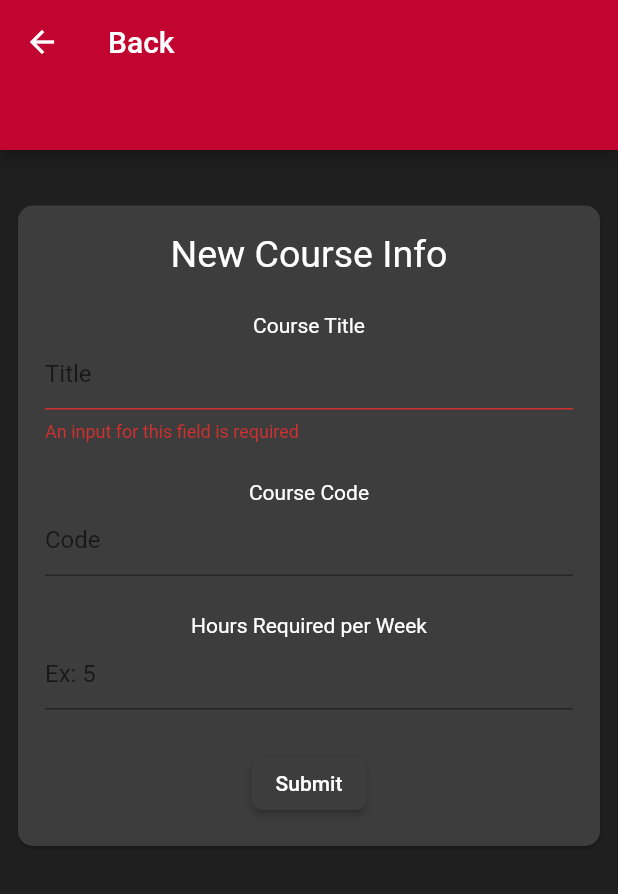
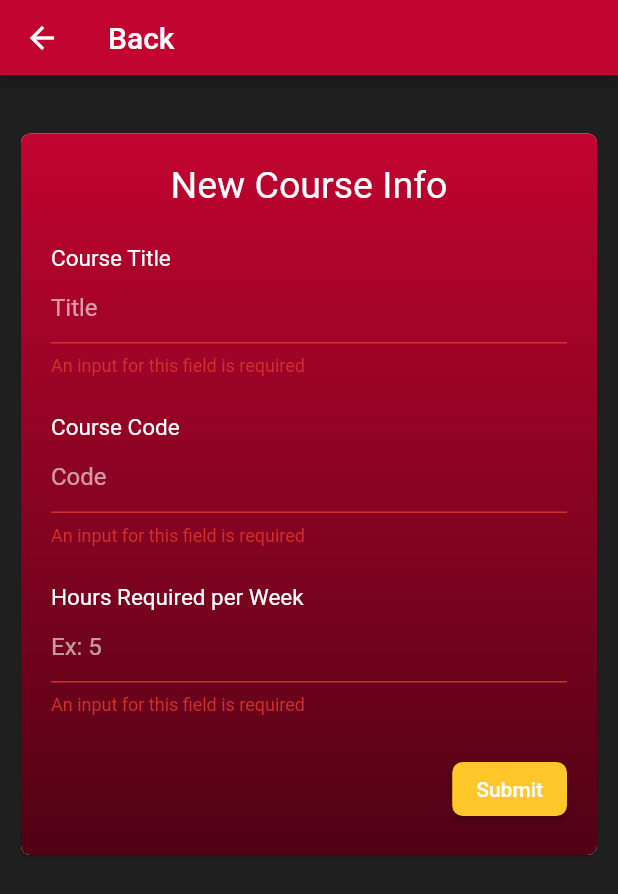
Before and after one commit to Seth-Harlaar/School-Panner, a Flutter app: the NewCoursePage screen opened by its route, after a tap on "Submit", on a phone screen of 412 x 824 dp. Shown: the top 894 px of the screen. Run offline on Flutter 3.47's test engine with Material 2 defaults, Android fonts, the phone set to English and light mode, and no system bars; our stand-ins replace isar, table_calendar; accounts and stored records are empty; generated files the repository leaves out were written again.

Commit message:
added assessmnet list view to course page, some form updates

```diff
--- a/lib/form_handler.dart
+++ b/lib/form_handler.dart
@@ -24,7 +24,7 @@ class FormHandler {
       form.save();
 
       // make a new course from the info
-      final newCourse = Course(title: formInput['title']);
+      final newCourse = Course( title: formInput['title'], courseCode: formInput['code'], hoursPerWeek: int.parse(formInput['hours']) );
       // Course({required this.title, required this.courseCode, this.hoursPerWeek = 0});
 
       // then store new course via the database controller
@@ -75,7 +75,7 @@ class FormHandler {
 
       final inputInt = int.tryParse(input);
       if(inputInt == null){
-        return 'You must enter a valid input';
+        return 'You must enter a valid integer input';
       }
 
       return null;
--- a/lib/models/course.dart
+++ b/lib/models/course.dart
@@ -17,3 +17,6 @@ class Course {
 
   Course({required this.title, this.courseCode = 'none yet', this.hoursPerWeek = 0});
 }
+
+
+enum AssessmentType { lab, test, assignment }
--- a/lib/pages/new_course_page.dart
+++ b/lib/pages/new_course_page.dart
@@ -11,7 +11,7 @@ class NewCoursePage extends StatelessWidget {
   Widget build(BuildContext context) {
     return Scaffold(
       appBar: const PreferredSize(
-        preferredSize: Size.fromHeight(100),
+        preferredSize: Size.fromHeight(50),
         child: AppToolBar(),
       ),
 
@@ -20,10 +20,10 @@ class NewCoursePage extends StatelessWidget {
             const SizedBox(height: 25),
 
             Padding(
-              padding: const EdgeInsets.all(8.0),
-              child: LargePrimaryCard(
+              padding: const EdgeInsets.all(10),
+              child: LargeSecondaryGradientCard(
                 child: Padding(
-                  padding: const EdgeInsets.all(8.0),
+                  padding: const EdgeInsets.all(10),
 
                   child: Column(
                     children: const [
--- a/lib/pages/view_course_page.dart
+++ b/lib/pages/view_course_page.dart
@@ -41,7 +41,7 @@ class _ViewCoursePageState extends State<ViewCoursePage> {
 
             return Scaffold(
               appBar: const PreferredSize(
-                preferredSize: Size.fromHeight(100),
+                preferredSize: Size.fromHeight(50),
                 child: AppToolBar(),
               ),
               body: ViewCourseContent(course: inputCourse),
--- a/lib/widgets/assets/custom_cards.dart
+++ b/lib/widgets/assets/custom_cards.dart
@@ -80,3 +80,75 @@ class SmallHighlightCardHollow extends StatelessWidget {
     );
   }
 }
+
+
+
+
+class LargePrimaryGradientCard extends StatelessWidget {
+  const LargePrimaryGradientCard({super.key, required this.child});
+
+  final Widget child;
+
+  @override
+  Widget build(BuildContext context) {
+    return Card(
+      shape: RoundedRectangleBorder(
+        borderRadius: BorderRadius.circular(6.0),
+      ),
+      child: Container(
+        decoration: const BoxDecoration(
+          gradient: LinearGradient(
+            begin: Alignment.topCenter,
+            end: Alignment.bottomCenter,
+            colors: <Color>[
+              Color(0xFF2b2b2b),
+              Color(0xFF3D3D3D),
+
+            ]
+          ),
+
+        ),
+
+        child: Padding(
+          padding: const EdgeInsets.all(10.0),
+          child: child,
+        )
+      ),
+    );
+  }
+}
+
+
+class LargeSecondaryGradientCard extends StatelessWidget {
+  const LargeSecondaryGradientCard({super.key, required this.child});
+
+  final Widget child;
+
+  @override
+  Widget build(BuildContext context) {
+    return Card(
+      shape: RoundedRectangleBorder(
+        borderRadius: BorderRadius.circular(6.0),
+      ),
+      child: Container(
+        decoration: BoxDecoration(
+          gradient: const LinearGradient(
+            begin: Alignment.topCenter,
+            end: Alignment.bottomCenter,
+            colors: <Color>[
+              Color(0xFFC20430),
+              Color(0xFF500214),
+
+            ]
+          ),
+          borderRadius: BorderRadius.circular(6.0),
+        ),
+
+        child: Padding(
+          padding: const EdgeInsets.all(10.0),
+          child: child,
+        )
+      ),
+    );
+  }
+}
--- a/lib/widgets/new_course_form.dart
+++ b/lib/widgets/new_course_form.dart
@@ -1,5 +1,6 @@
 import 'package:flutter/material.dart';
 import 'package:school_planner/form_handler.dart';
+import 'package:school_planner/widgets/assets/assets.dart';
 
 class NewCourseForm extends StatefulWidget {
   const NewCourseForm({super.key});
@@ -18,11 +19,19 @@ class _NewCoursetFormState extends State<NewCourseForm> {
     return Form(
       key: _formKey,
       child: Column(
+        crossAxisAlignment: CrossAxisAlignment.end,
         children: [
-          const Text('Course Title'),
+
+          Column(
+            crossAxisAlignment: CrossAxisAlignment.start,
+            children: [
+
+              const CustomHeader( size: 3, text: 'Course Title' ),
               TextFormField(
                 decoration: const InputDecoration(
                   hintText: 'Title',
+                  hintStyle: TextStyle(color: Color(0x99FFFFFF)),
+                  enabledBorder: UnderlineInputBorder( borderSide: BorderSide(color: Colors.white)),
                 ),
                 validator: FormHandler.validateTextInput,
                 onSaved:(newValue){
@@ -31,29 +40,54 @@ class _NewCoursetFormState extends State<NewCourseForm> {
                   }
                 },
               ),
-
               const SizedBox(height: 25),
 
-          const Text('Course Code'),
-          const TextField(
-            decoration: InputDecoration(
+
+              const CustomHeader( size: 3, text: 'Course Code' ),
+              TextFormField(
+                decoration: const InputDecoration(
                   hintText: 'Code',
+                  hintStyle: TextStyle(color: Color(0x99FFFFFF)),
+                  enabledBorder: UnderlineInputBorder( borderSide: BorderSide(color: Colors.white)),
                 ),
+                validator: FormHandler.validateTextInput,
+                onSaved: (newValue) {
+                  if(newValue != null ){
+                    courseForm.formInput['code'] = newValue;
+                  }
+                },
+              ),
+              const SizedBox(height: 25),
+
+
+              const CustomHeader( size: 3, text: 'Hours Required per Week' ),
+              TextFormField(
+                decoration: const InputDecoration(
+                  hintText: 'Ex: 5',
+                  hintStyle: TextStyle(color: Color(0x99FFFFFF)),
+                  enabledBorder: UnderlineInputBorder( borderSide: BorderSide(color: Colors.white)),
+                ),
+                validator: FormHandler.validateIntegerInput,
+                onSaved: (newValue) {
+                  if(newValue != null ){
+                    courseForm.formInput['hours'] = newValue;
+                  }
+                },
+              ),
+              const SizedBox(height: 25),
+            ],
           ),
 
-          const SizedBox(height: 25),
-          const Text('Hours Required per Week'),
-          const TextField(
-            decoration: InputDecoration(
-              hintText: 'Ex: 5',
-            ),
-          ),
-
-          const SizedBox(height: 25),
           ElevatedButton(
             onPressed: (){
               courseForm.submitCourse(formKey: _formKey);
             },
+            style: ElevatedButton.styleFrom(
+              backgroundColor: const Color(0xFFFFC72A),
+              shape: RoundedRectangleBorder(
+                borderRadius: BorderRadius.circular(7)
+              )
+            ),
             child: const Text('Submit')
           ),
         ],
--- a/lib/widgets/view_course_content.dart
+++ b/lib/widgets/view_course_content.dart
@@ -17,6 +17,7 @@ class ViewCourseContent extends StatelessWidget {
 
         ViewCoursePageAssessSummary(ungradedAssessmentCount: 0, gradedAssessmentCount: 0, courseId: course.id),
 
+        ViewCoursePageAssessList(assessList: course.assessment.toList()),
       ],
     );
   }
--- a/lib/widgets/view_course_page_widgets/view_course_page_assess_summary.dart
+++ b/lib/widgets/view_course_page_widgets/view_course_page_assess_summary.dart
@@ -109,7 +109,6 @@ class ViewCoursePageAssessSummary extends StatelessWidget {
                           ),
                         ),
                       )
-
                     ],
                   )
                 ],
--- a/lib/widgets/view_course_page_widgets/view_course_page_widgets.dart
+++ b/lib/widgets/view_course_page_widgets/view_course_page_widgets.dart
@@ -1,2 +1,4 @@
 export 'view_course_page_header.dart';
 export 'view_course_page_assess_summary.dart';
+export 'view_course_page_assess_list.dart';
+export 'view_course_page_assess_card.dart';
```
Also changed, not shown: lib/database_controller.dart (+12 -1 lines), lib/widgets/grades_page_widgets/grades_page_header.dart (+8 -1 lines), lib/widgets/view_course_page_widgets/view_course_page_assess_card.dart (added, +51 -0 lines), lib/widgets/view_course_page_widgets/view_course_page_assess_list.dart (added, +26 -0 lines). Lines whose indentation alone changed are shown as unchanged.
